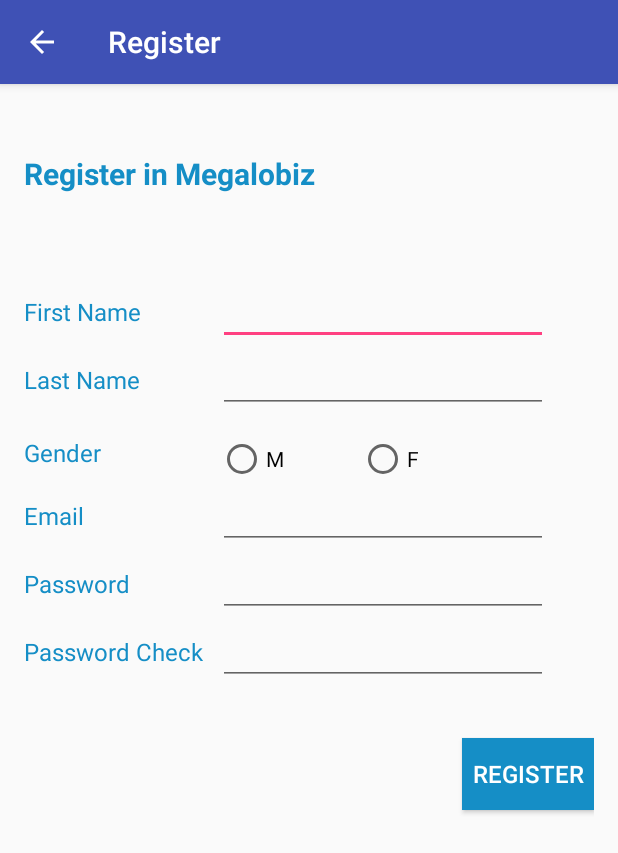
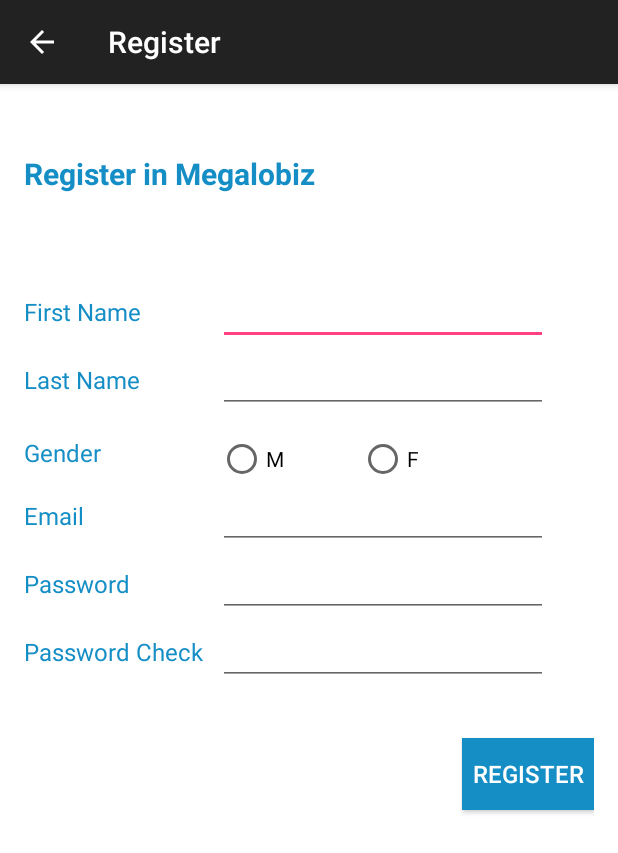
Before and after one commit to Megalobiz/Megalobiz, an Android app: the RegisterActivity screen opened directly, with no data from a screen before it, on a phone screen of 412 x 824 dp. Shown: the top 853 px of the screen. Run offline under Robolectric (Android 15) with nearby library versions, the phone set to English and light mode, and no system bars.

Commit message:
Add some design and logo to feel megalobiz look

```diff
--- a/app/src/main/AndroidManifest.xml
+++ b/app/src/main/AndroidManifest.xml
@@ -6,7 +6,7 @@
 
     <application
         android:allowBackup="true"
-        android:icon="@mipmap/ic_launcher"
+        android:icon="@drawable/ic_megalobiz"
         android:label="@string/app_name"
         android:supportsRtl="true"
         android:theme="@style/AppTheme">
--- a/app/src/main/res/layout/activity_login.xml
+++ b/app/src/main/res/layout/activity_login.xml
@@ -7,7 +7,8 @@
     android:paddingLeft="@dimen/activity_horizontal_margin"
     android:paddingRight="@dimen/activity_horizontal_margin"
     android:paddingTop="@dimen/activity_vertical_margin"
-    tools:context=".activities.LoginActivity">
+    tools:context=".activities.LoginActivity"
+    android:background="#FFFFFF">
 
     <RelativeLayout
         android:layout_width="match_parent"
--- a/app/src/main/res/layout/activity_register.xml
+++ b/app/src/main/res/layout/activity_register.xml
@@ -7,7 +7,8 @@
     android:paddingLeft="@dimen/activity_horizontal_margin"
     android:paddingRight="@dimen/activity_horizontal_margin"
     android:paddingTop="@dimen/activity_vertical_margin"
-    tools:context="com.megalobiz.megalobiz.activities.RegisterActivity" >
+    tools:context="com.megalobiz.megalobiz.activities.RegisterActivity"
+    android:background="#FFFFFF">
 
 
     <TextView
--- a/app/src/main/res/layout/activity_top_showbiz.xml
+++ b/app/src/main/res/layout/activity_top_showbiz.xml
@@ -7,6 +7,7 @@
     android:paddingLeft="@dimen/activity_horizontal_margin"
     android:paddingRight="@dimen/activity_horizontal_margin"
     android:paddingTop="@dimen/activity_vertical_margin"
-    tools:context="com.megalobiz.megalobiz.activities.TopShowbizActivity">
+    tools:context="com.megalobiz.megalobiz.activities.TopShowbizActivity"
+    android:background="#FFFFFF">
 
 </RelativeLayout>
--- a/app/src/main/res/values/colors.xml
+++ b/app/src/main/res/values/colors.xml
@@ -1,6 +1,6 @@
 <?xml version="1.0" encoding="utf-8"?>
 <resources>
-    <color name="colorPrimary">#3F51B5</color>
-    <color name="colorPrimaryDark">#303F9F</color>
+    <color name="colorPrimary">#222222</color>
+    <color name="colorPrimaryDark">#158EC6</color>
     <color name="colorAccent">#FF4081</color>
 </resources>
```
Also changed, not shown: app/src/main/java/com/megalobiz/megalobiz/activities/TopShowbizActivity.java (+8 -1 lines), app/src/main/res/drawable-xxhdpi/ic_megalobiz.png (added), app/src/main/res/mipmap-hdpi/ic_launcher.png (deleted), app/src/main/res/mipmap-mdpi/ic_launcher.png (deleted), app/src/main/res/mipmap-xhdpi/ic_launcher.png (deleted), app/src/main/res/mipmap-xxhdpi/ic_launcher.png (deleted), app/src/main/res/mipmap-xxxhdpi/ic_launcher.png (deleted).
